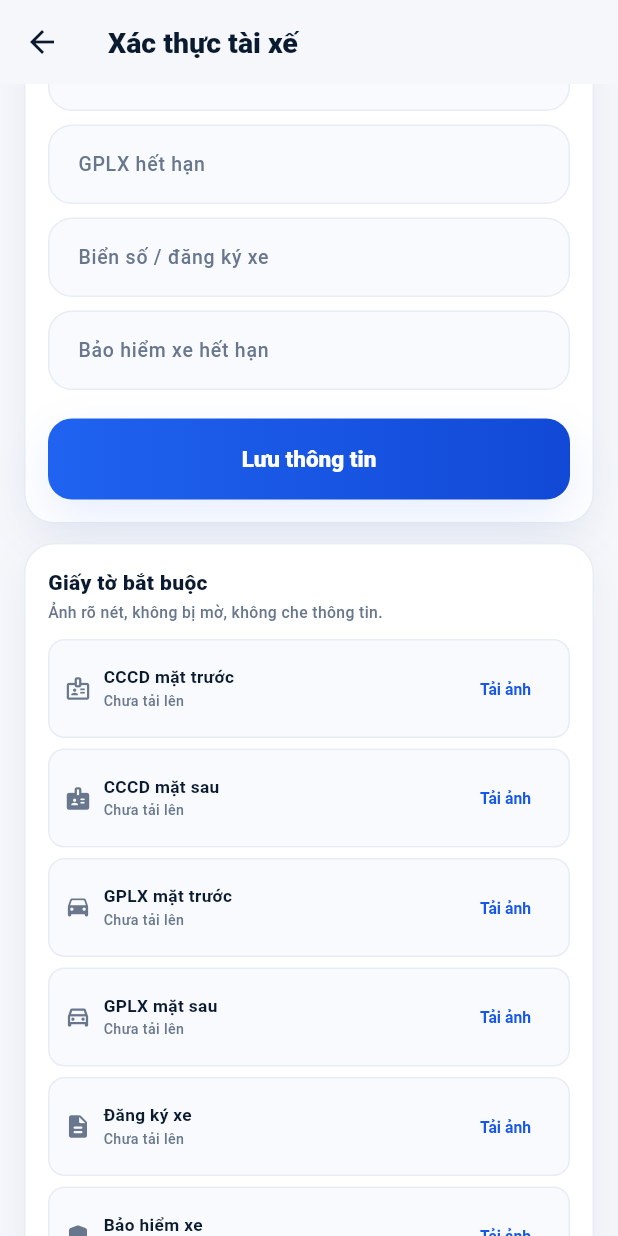
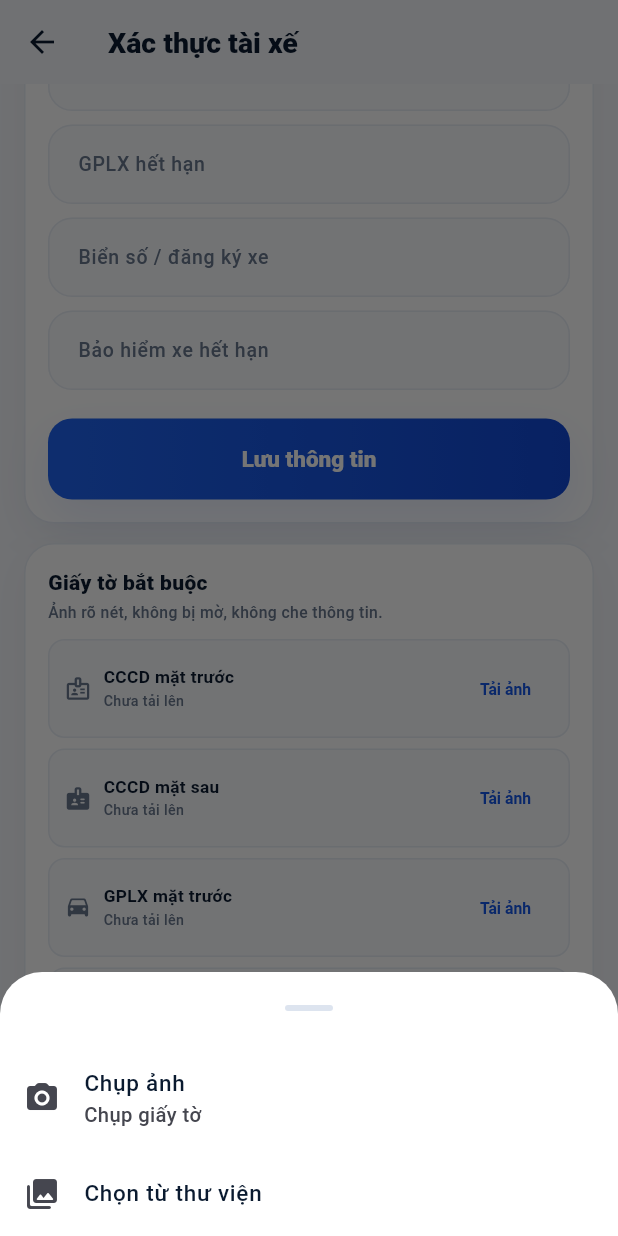
Before and after one commit to xuanvuong1702/sharee, a Flutter app: the VerificationScreen screen opened directly, scrolled down 576 dp, after a tap on "Tải ảnh", on a phone screen of 412 x 824 dp. Run offline on Flutter 3.47's test engine with Material 3 defaults, Android fonts, the phone set to English and light mode, and no system bars; our stand-ins replace firebase_core, firebase_messaging, flutter_map, geolocator, image_picker, latlong2 and 2 more; missing offline and left inert: signalr_netcore; accounts and stored records are empty; network calls fail.

Commit message:
feat: camera or gallery capture for verification documents; release 1.1.4

```diff
--- a/apps/mobile/lib/screens/login_screen.dart
+++ b/apps/mobile/lib/screens/login_screen.dart
@@ -220,7 +220,7 @@ class _LoginScreenState extends State<LoginScreen> {
                   ),
                   const SizedBox(height: 18),
                   Center(
-                    child: Text('Sharee 1.1.3 · made for learning',
+                    child: Text('Sharee 1.1.4 · made for learning',
                         style: TextStyle(
                             color: Colors.white.withValues(alpha: 0.45), fontSize: 9.5)),
                   ),
--- a/apps/mobile/lib/screens/profile_screen.dart
+++ b/apps/mobile/lib/screens/profile_screen.dart
@@ -270,7 +270,7 @@ class ProfileScreen extends StatelessWidget {
                 ),
                 const SizedBox(height: 12),
                 const Center(
-                  child: Text('Sharee 1.1.3 · made for learning',
+                  child: Text('Sharee 1.1.4 · made for learning',
                       style: TextStyle(fontSize: 9.5, color: AppTheme.mutedLight)),
                 ),
                 const SizedBox(height: 20),
--- a/apps/mobile/lib/screens/verification_screen.dart
+++ b/apps/mobile/lib/screens/verification_screen.dart
@@ -132,13 +132,35 @@ class _VerificationScreenState extends State<VerificationScreen> {
   }
 
   Future<void> _upload(String type) async {
+    final source = await showModalBottomSheet<ImageSource>(
+      context: context,
+      builder: (context) => SafeArea(
+        child: Column(
+          mainAxisSize: MainAxisSize.min,
+          children: [
+            ListTile(
+              leading: const Icon(Icons.photo_camera_rounded),
+              title: const Text('Chụp ảnh'),
+              subtitle: Text(type == 'selfie' ? 'Chụp selfie trực tiếp' : 'Chụp giấy tờ'),
+              onTap: () => Navigator.pop(context, ImageSource.camera),
+            ),
+            ListTile(
+              leading: const Icon(Icons.photo_library_rounded),
+              title: const Text('Chọn từ thư viện'),
+              onTap: () => Navigator.pop(context, ImageSource.gallery),
+            ),
+          ],
+        ),
+      ),
+    );
+    if (source == null || !mounted) return;
     setState(() {
       _uploading = type;
       _error = null;
     });
     try {
       final picked = await ImagePicker().pickImage(
-        source: ImageSource.gallery,
+        source: source,
         imageQuality: 82,
         maxWidth: 2200,
       );
--- a/apps/mobile/pubspec.yaml
+++ b/apps/mobile/pubspec.yaml
@@ -16,7 +16,7 @@ publish_to: 'none' # Remove this line if you wish to publish to pub.dev
 # https://developer.apple.com/library/archive/documentation/General/Reference/InfoPlistKeyReference/Articles/CoreFoundationKeys.html
 # In Windows, build-name is used as the major, minor, and patch parts
 # of the product and file versions while build-number is used as the build suffix.
-version: 1.1.3+5
+version: 1.1.4+6
 
 environment:
   sdk: ^3.13.7
```
